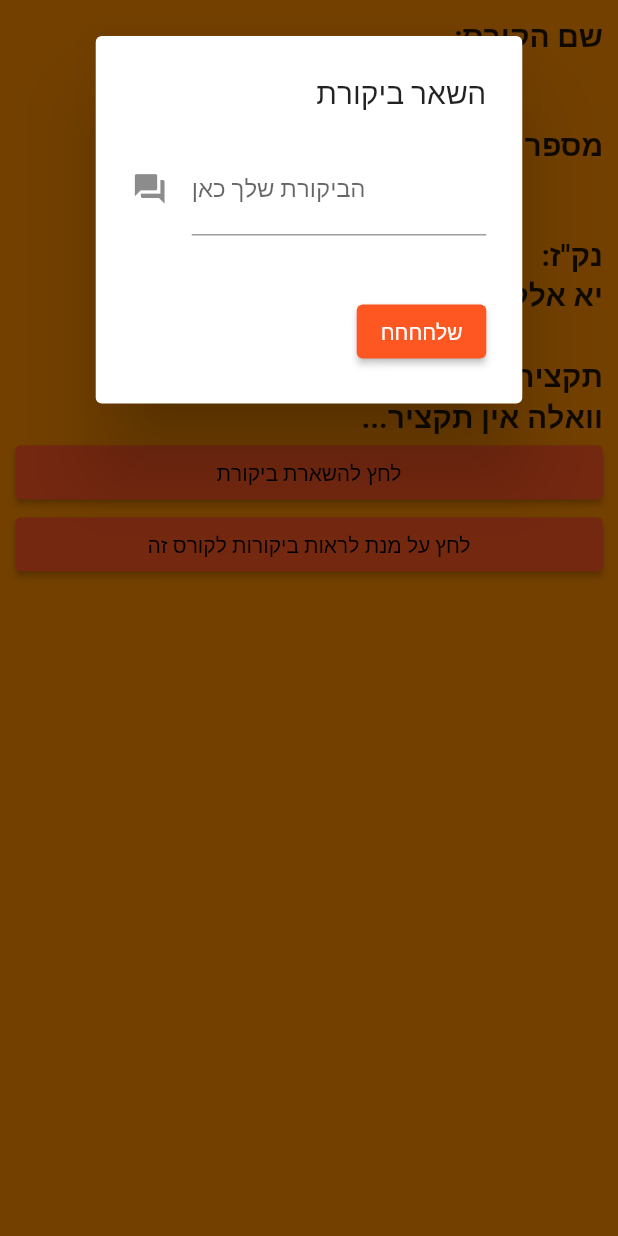
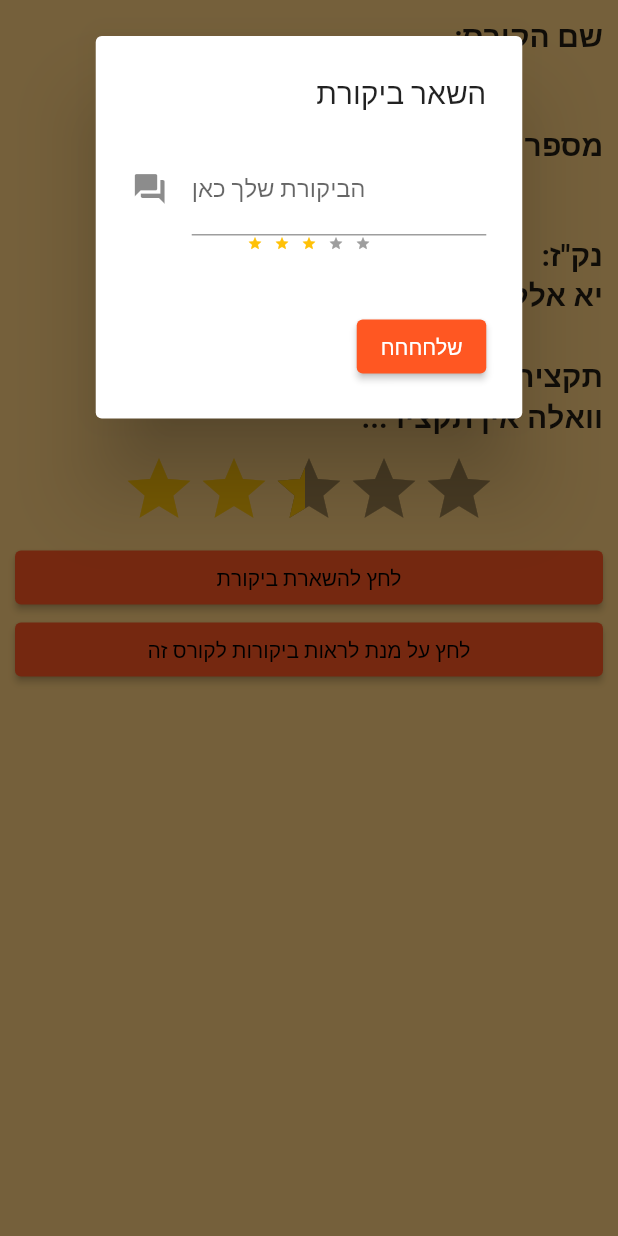
Before and after one commit to Nir-Ohana/BguCourseGrader, a Flutter app: the CoursePage screen opened directly with empty values, after a tap on "לחץ להשארת ביקורת", on a phone screen of 412 x 824 dp. Run offline on Flutter 3.47's test engine with Material 2 defaults, Android fonts, the phone set to English and light mode, and no system bars; drawn by our look-alikes of flutter_rating_bar; our stand-ins replace animated_text_kit, cloud_firestore, firebase_auth, firebase_core, flutter_spinkit, flutter_swiper and 2 more; accounts and stored records are empty.

Commit message:
started grading mechanizem

```diff
--- a/lib/screens/course_page.dart
+++ b/lib/screens/course_page.dart
@@ -2,9 +2,9 @@ import 'package:cloud_firestore/cloud_firestore.dart';
 import 'package:firebase_auth/firebase_auth.dart';
 import 'package:flutter/cupertino.dart';
 import 'package:flutter/material.dart';
+import 'package:flutter_rating_bar/flutter_rating_bar.dart';
 
 import 'course_reviews.dart';
-
 
 class CoursePage extends StatefulWidget {
   final String course_name;
@@ -37,7 +37,7 @@ class _CoursePageState extends State<CoursePage> {
   @override
   Widget build(BuildContext context) {
     return Scaffold(
-      backgroundColor: Colors.orange[600],
+      backgroundColor: Colors.orangeAccent[100],
       body: Center(
         child: Container(
           padding: EdgeInsets.all(10),
@@ -80,12 +80,39 @@ class _CoursePageState extends State<CoursePage> {
                     fontWeight: FontWeight.bold,
                   ),
                 ),
+                SizedBox(
+                  height: 10,
+                ),
+                Center(
+                  child: RatingBarIndicator(
+                    rating: 2.45,
+                    itemBuilder: (context, index) => Icon(
+                      Icons.star,
+                      color: Colors.amber,
+                    ),
+                    itemCount: 5,
+                    itemSize: 50.0,
+                    direction: Axis.horizontal,
+                  ),
+                ),
+                // Text(
+                //   'דירוג: ',
+                //   textDirection: TextDirection.rtl,
+                //   style: TextStyle(
+                //     fontSize: 20,
+                //     fontWeight: FontWeight.bold,
+                //   ),
+                // ),
+                SizedBox(
+                  height: 10,
+                ),
                 ElevatedButton(
                   onPressed: () {
                     showDialog(
                         context: context,
-                        builder: (BuildContext context) => SingleChildScrollView(
-                          child: AlertDialog(
+                        builder: (BuildContext context) =>
+                            SingleChildScrollView(
+                              child: AlertDialog(
                                 title: const Text(
                                   'השאר ביקורת',
                                   textDirection: TextDirection.rtl,
@@ -103,12 +130,29 @@ class _CoursePageState extends State<CoursePage> {
                                         },
                                         controller: messageController,
                                         decoration: const InputDecoration(
-                                          icon: const Icon(Icons.question_answer),
+                                          icon:
+                                              const Icon(Icons.question_answer),
                                           hintText: '? מה אומר',
                                           labelText: 'הביקורת שלך כאן',
                                         ),
                                         maxLines: null,
                                       ),
+                                  RatingBar.builder(
+                                    initialRating: 3,
+                                    minRating: 1,
+                                    direction: Axis.horizontal,
+                                    allowHalfRating: true,
+                                    itemCount: 5,
+                                    itemSize: 10,
+                                    itemPadding: EdgeInsets.symmetric(horizontal: 4.0),
+                                    itemBuilder: (context, _) => Icon(
+                                      Icons.star,
+                                      color: Colors.amber,
+                                    ),
+                                    onRatingUpdate: (rating) {
+                                      print(rating);
+                                    },
+                                  ),
                                       Container(
                                         padding: const EdgeInsets.only(
                                             left: 150.0, top: 40.0),
@@ -141,8 +185,9 @@ class _CoursePageState extends State<CoursePage> {
                                                       .currentUser.displayName,
                                                   'course_name':
                                                       widget.course_name,
-                                                  'email': _firebaseauth_instance
-                                                      .currentUser.email,
+                                                  'email':
+                                                      _firebaseauth_instance
+                                                          .currentUser.email,
                                                   'review_content':
                                                       messageController.text,
                                                   'course_number':
@@ -155,7 +200,8 @@ class _CoursePageState extends State<CoursePage> {
                                                                 context)
                                                             .showSnackBar(
                                                                 SnackBar(
-                                                                    content: Text(
+                                                                    content:
+                                                                        Text(
                                                           'סחתיין עליך !',
                                                           textDirection:
                                                               TextDirection //TODO WE REMOVED CATCH ERROR FROM HERE
@@ -175,7 +221,7 @@ class _CoursePageState extends State<CoursePage> {
                                   ),
                                 ),
                               ),
-                        ));
+                            ));
                   },
                   child: const Text(
                     "לחץ להשארת ביקורת",
--- a/pubspec.yaml
+++ b/pubspec.yaml
@@ -34,6 +34,7 @@ dependencies:
   animated_text_kit: ^4.2.1
   flutter_swiper: ^1.1.6
   intl: ^0.17.0
+  flutter_rating_bar: ^4.0.0
 
   #  cloud_firestore: ^1.0.5
   #  provider: ^5.0.0
```
Also changed, not shown: lib/models/reviewTile.dart (+14 -2 lines), lib/screens/course_reviews.dart (+2 -5 lines), pubspec.lock.
